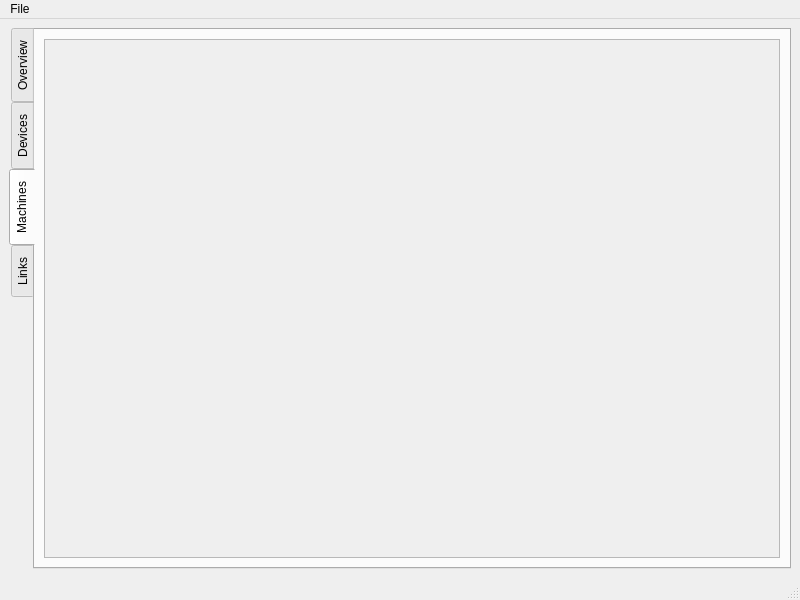
The window that src/main/python/main.ui (Lambentri/LambentAether4QT) describes before a commit, drawn with Qt 5.
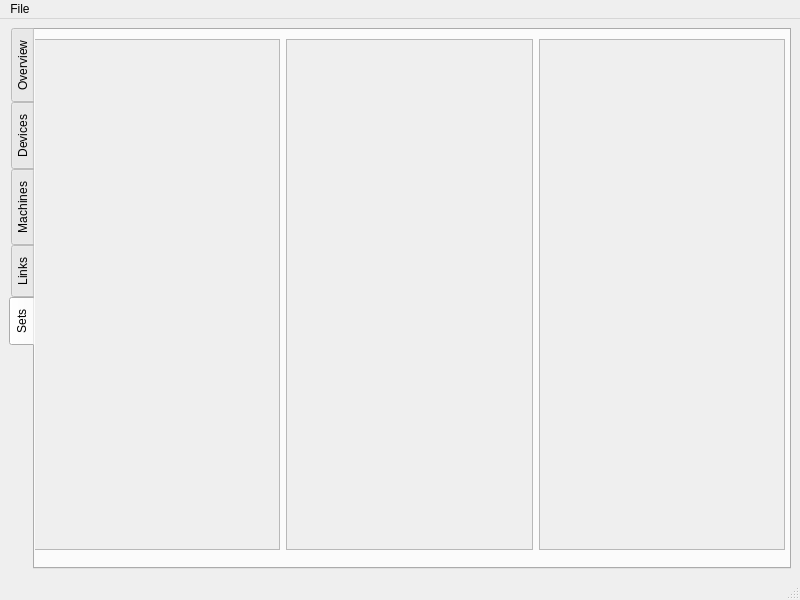
The same window after the commit. Icons and pictures are not drawn.

What changed in the file:
```diff
--- a/src/main/python/main.ui
+++ b/src/main/python/main.ui
@@ -21,7 +21,7 @@
        <enum>QTabWidget::West</enum>
       </property>
       <property name="currentIndex">
-       <number>2</number>
+       <number>4</number>
       </property>
       <widget class="QWidget" name="tabMain">
        <attribute name="icon">
@@ -200,6 +200,129 @@
         </layout>
        </widget>
       </widget>
+      <widget class="QWidget" name="tabSets">
+       <attribute name="icon">
+        <iconset>
+         <normaloff>../../../../../../../.designer/backup/imgs/sets.png</normaloff>../../../../../../../.designer/backup/imgs/sets.png</iconset>
+       </attribute>
+       <attribute name="title">
+        <string>Sets</string>
+       </attribute>
+       <widget class="QWidget" name="verticalLayoutWidget">
+        <property name="geometry">
+         <rect>
+          <x>-1</x>
+          <y>9</y>
+          <width>751</width>
+          <height>511</height>
+         </rect>
+        </property>
+        <layout class="QVBoxLayout" name="setHolder">
+         <property name="sizeConstraint">
+          <enum>QLayout::SetMaximumSize</enum>
+         </property>
+         <item>
+          <layout class="QHBoxLayout" name="setControls"/>
+         </item>
+         <item>
+          <layout class="QHBoxLayout" name="setThreee">
+           <item>
+            <widget class="QScrollArea" name="zoneScroll">
+             <property name="widgetResizable">
+              <bool>true</bool>
+             </property>
+             <widget class="QWidget" name="scrollAreaWidgetZone">
+              <property name="geometry">
+               <rect>
+                <x>0</x>
+                <y>0</y>
+                <width>241</width>
+                <height>495</height>
+               </rect>
+              </property>
+              <widget class="QWidget" name="verticalLayoutWidget_3">
+               <property name="geometry">
+                <rect>
+                 <x>40</x>
+                 <y>200</y>
+                 <width>160</width>
+                 <height>80</height>
+                </rect>
+               </property>
+               <layout class="QVBoxLayout" name="zoneHolderLayout">
+                <property name="sizeConstraint">
+                 <enum>QLayout::SetMaximumSize</enum>
+                </property>
+               </layout>
+              </widget>
+             </widget>
+            </widget>
+           </item>
+           <item>
+            <widget class="QScrollArea" name="groupScroll">
+             <property name="widgetResizable">
+              <bool>true</bool>
+             </property>
+             <widget class="QWidget" name="scrollAreaWidgetGroup">
+              <property name="geometry">
+               <rect>
+                <x>0</x>
+                <y>0</y>
+                <width>241</width>
+                <height>495</height>
+               </rect>
+              </property>
+              <widget class="QWidget" name="verticalLayoutWidget_4">
+               <property name="geometry">
+                <rect>
+                 <x>40</x>
+                 <y>200</y>
+                 <width>160</width>
+                 <height>80</height>
+                </rect>
+               </property>
+               <layout class="QVBoxLayout" name="groupHolderLayout">
+                <property name="sizeConstraint">
+                 <enum>QLayout::SetMaximumSize</enum>
+                </property>
+               </layout>
+              </widget>
+             </widget>
+            </widget>
+           </item>
+           <item>
+            <widget class="QScrollArea" name="fusorScroll">
+             <property name="widgetResizable">
+              <bool>true</bool>
+             </property>
+             <widget class="QWidget" name="scrollAreaWidgetFusor">
+              <property name="geometry">
+               <rect>
+                <x>0</x>
+                <y>0</y>
+                <width>241</width>
+                <height>495</height>
+               </rect>
+              </property>
+              <widget class="QWidget" name="verticalLayoutWidget_5">
+               <property name="geometry">
+                <rect>
+                 <x>40</x>
+                 <y>200</y>
+                 <width>160</width>
+                 <height>80</height>
+                </rect>
+               </property>
+               <layout class="QVBoxLayout" name="fusorHolderLayout"/>
+              </widget>
+             </widget>
+            </widget>
+           </item>
+          </layout>
+         </item>
+        </layout>
+       </widget>
+      </widget>
      </widget>
     </item>
    </layout>
```
Left out of the diff: 8 changed lines with no effect on the pictures.
